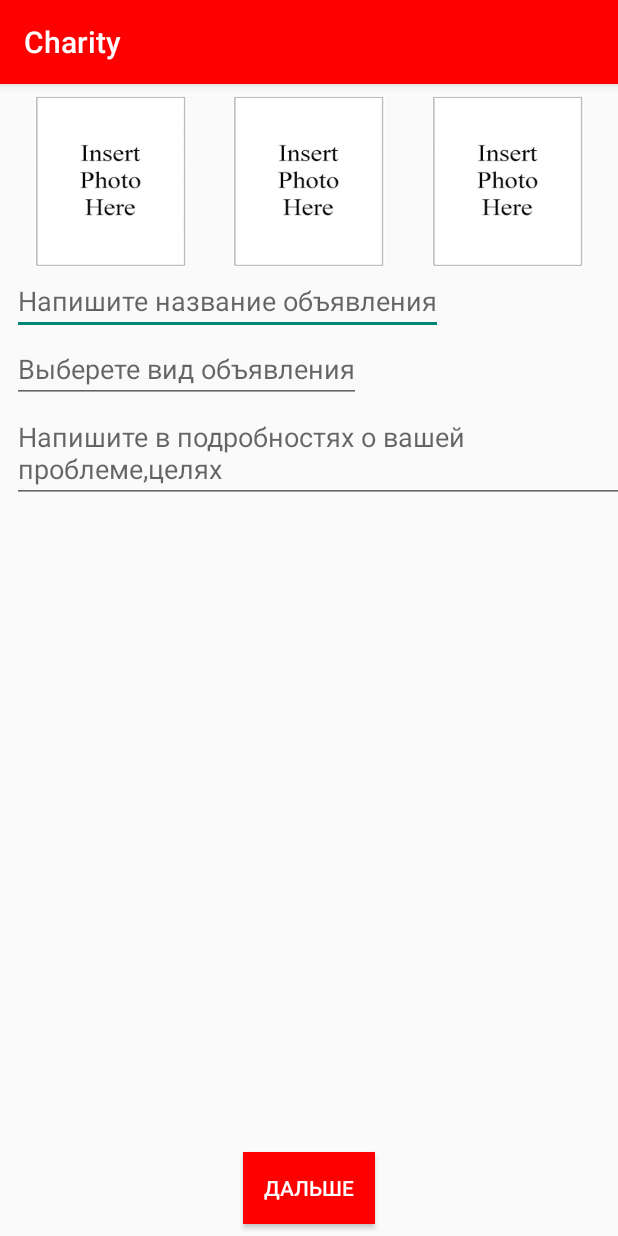
After one commit to Robert29000/Charity, an Android app: the AddingAnnoucment screen opened directly, with no data from a screen before it, on a phone screen of 412 x 824 dp. The commit adds this screen. Run offline under Robolectric (Android 15) with nearby library versions, the phone set to English and light mode, and no system bars.

Commit message:
Added Plus button and included camera's support

```diff
--- a/app/src/main/java/com/example/melikyan/charity/RegisterActivity.java
+++ b/app/src/main/java/com/example/melikyan/charity/RegisterActivity.java
@@ -58,6 +58,7 @@ public class RegisterActivity extends AppCompatActivity {
                     if (task.isComplete()) {
                         FirebaseUser user=mAuth.getCurrentUser();
                         mDataBase = FirebaseDatabase.getInstance().getReference();
+                        mDataBase.child("Users").child(user.getUid()).child("email").setValue(mail);
                         mDataBase.child("Users").child(user.getUid()).child("name").setValue(name.getText().toString());
                         mDataBase.child("Users").child(user.getUid()).child("lastname").setValue(lastname.getText().toString());
                         mDataBase.child("Users").child(user.getUid()).child("region").setValue(region.getText().toString());
--- /dev/null
+++ b/app/src/main/res/layout/activity_adding_annoucment.xml
@@ -0,0 +1,99 @@
+<?xml version="1.0" encoding="utf-8"?>
+<android.support.constraint.ConstraintLayout xmlns:android="http://schemas.android.com/apk/res/android"
+    xmlns:app="http://schemas.android.com/apk/res-auto"
+    xmlns:tools="http://schemas.android.com/tools"
+    android:layout_width="match_parent"
+    android:layout_height="match_parent"
+    tools:context="com.example.melikyan.charity.AddingAnnoucment">
+    <android.support.v7.widget.Toolbar
+        android:id="@+id/toolbar"
+        android:layout_width="match_parent"
+        android:layout_height="?attr/actionBarSize"
+        android:background="#FF0000"
+        android:elevation="4dp"
+        android:theme="@style/ThemeOverlay.AppCompat.ActionBar"
+        app:popupTheme="@style/ThemeOverlay.AppCompat.Light"
+        app:titleTextColor="#FFFFFF"
+        />
+
+
+    <ImageView
+        android:id="@+id/imageView1"
+        android:layout_width="101dp"
+        android:layout_height="114dp"
+        android:layout_marginEnd="8dp"
+        android:layout_marginStart="8dp"
+        android:layout_marginTop="8dp"
+        android:background="@drawable/choosephoto"
+        android:onClick="InsertImage"
+        app:layout_constraintEnd_toStartOf="@+id/imageView2"
+        app:layout_constraintStart_toStartOf="parent"
+        app:layout_constraintTop_toBottomOf="@id/toolbar" />
+
+    <ImageView
+        android:id="@+id/imageView2"
+        android:layout_width="101dp"
+        android:layout_height="114dp"
+        android:layout_marginEnd="8dp"
+        android:layout_marginStart="8dp"
+        android:layout_marginTop="8dp"
+        android:background="@drawable/choosephoto"
+        android:onClick="InsertImage"
+        app:layout_constraintEnd_toStartOf="@+id/imageView3"
+        app:layout_constraintStart_toEndOf="@id/imageView1"
+        app:layout_constraintTop_toBottomOf="@id/toolbar" />
+
+    <ImageView
+        android:id="@+id/imageView3"
+        android:layout_width="101dp"
+        android:layout_height="114dp"
+        android:layout_marginEnd="8dp"
+        android:layout_marginStart="8dp"
+        android:layout_marginTop="8dp"
+        android:background="@drawable/choosephoto"
+        android:onClick="InsertImage"
+        app:layout_constraintEnd_toEndOf="parent"
+        app:layout_constraintStart_toEndOf="@id/imageView2"
+        app:layout_constraintTop_toBottomOf="@id/toolbar" />
+
+
+            <EditText
+                android:id="@+id/invalidName"
+                android:layout_width="wrap_content"
+                android:layout_height="wrap_content"
+                android:layout_marginStart="8dp"
+                android:hint="@string/InvalidNameAnnouc"
+                app:layout_constraintStart_toStartOf="parent"
+                app:layout_constraintTop_toBottomOf="@id/imageView1" />
+            <AutoCompleteTextView
+                android:id="@+id/chooseDomain"
+                android:layout_width="wrap_content"
+                android:layout_height="wrap_content"
+                android:hint="@string/ChooseDomain"
+                android:layout_marginStart="8dp"
+                app:layout_constraintStart_toStartOf="parent"
+                app:layout_constraintTop_toBottomOf="@id/invalidName"/>
+            <EditText
+                android:id="@+id/annotation"
+                android:layout_width="wrap_content"
+                android:layout_height="wrap_content"
+                android:hint="@string/WriteAnnotation"
+                app:layout_constraintStart_toStartOf="parent"
+                android:layout_marginStart="8dp"
+                app:layout_constraintTop_toBottomOf="@id/chooseDomain"/>
+
+    <Button
+        android:id="@+id/next"
+        android:layout_width="wrap_content"
+        android:layout_height="wrap_content"
+        android:layout_marginBottom="8dp"
+        android:layout_marginEnd="8dp"
+        android:layout_marginStart="8dp"
+        android:background="#FF0000"
+        android:text="@string/Next"
+        android:textColor="#FFFFFF"
+        app:layout_constraintBottom_toBottomOf="parent"
+        app:layout_constraintEnd_toEndOf="parent"
+        app:layout_constraintStart_toStartOf="parent" />
+
+</android.support.constraint.ConstraintLayout>
--- a/app/src/main/res/layout/activity_application.xml
+++ b/app/src/main/res/layout/activity_application.xml
@@ -29,7 +29,6 @@
         app:layout_constraintTop_toBottomOf="@+id/toolbar"
         android:background="#FF0000"
         app:tabSelectedTextColor="#FFFFFF"
-
         >
             <android.support.design.widget.TabItem
                 android:layout_width="wrap_content"
--- a/app/src/main/res/layout/annoucments.xml
+++ b/app/src/main/res/layout/annoucments.xml
@@ -7,6 +7,7 @@
     >
 
     <Button
+        android:id="@+id/addannoucment"
         android:layout_width="57dp"
         android:layout_height="57dp"
         android:layout_marginBottom="16dp"
@@ -14,7 +15,7 @@
         android:background="@drawable/plus_icon"
         app:layout_constraintBottom_toBottomOf="parent"
         app:layout_constraintEnd_toEndOf="parent"
-        android:elevation="4dp"/>
+        android:elevation="8dp"/>
     <android.support.v7.widget.Toolbar
         android:id="@+id/toolbar"
         android:layout_width="match_parent"
--- a/app/src/main/res/values/strings.xml
+++ b/app/src/main/res/values/strings.xml
@@ -10,6 +10,12 @@
         <item>Грузия</item>
         <item>Узбекистан</item>
     </string-array>
+    <string-array name="domains">
+        <item>Здравохранение</item>
+        <item>Компания</item>
+        <item>Социальная акция</item>
+    </string-array>
+
 
     <string name="title_activity_setting">SettingActivity</string>
     <string name="Name">Введите имя</string>
@@ -43,4 +49,8 @@
     <string name="tab_text_3">Tab 3</string>
     <string name="action_settings">Settings</string>
     <string name="section_format">Hello World from section: %1$d</string>
+    <string name="InvalidNameAnnouc">Напишите название объявления</string>
+    <string name="ChooseDomain">Выберете вид объявления</string>
+    <string name="WriteAnnotation">Напишите в подробностях о вашей проблеме,целях</string>
+    <string name="Next">Дальше</string>
 </resources>
--- /dev/null
+++ b/app/src/main/res/xml/file_paths.xml
@@ -0,0 +1,4 @@
+<?xml version="1.0" encoding="utf-8"?>
+<paths xmlns:android="http://schemas.android.com/apk/res/android">
+    <external-path name="my_images" path="Android/data/com.example.melikyan.charity/files/Pictures" />
+</paths>
```
Also changed, not shown: app/src/main/AndroidManifest.xml (+14 -0 lines), app/src/main/java/com/example/melikyan/charity/AddingAnnoucment.java (added, +151 -0 lines), app/src/main/java/com/example/melikyan/charity/AnnoucmentFragment.java (+12 -2 lines), app/src/main/res/layout/activity_main.xml (+4 -4 lines), app/src/main/res/drawable/choosephoto.png (added).
